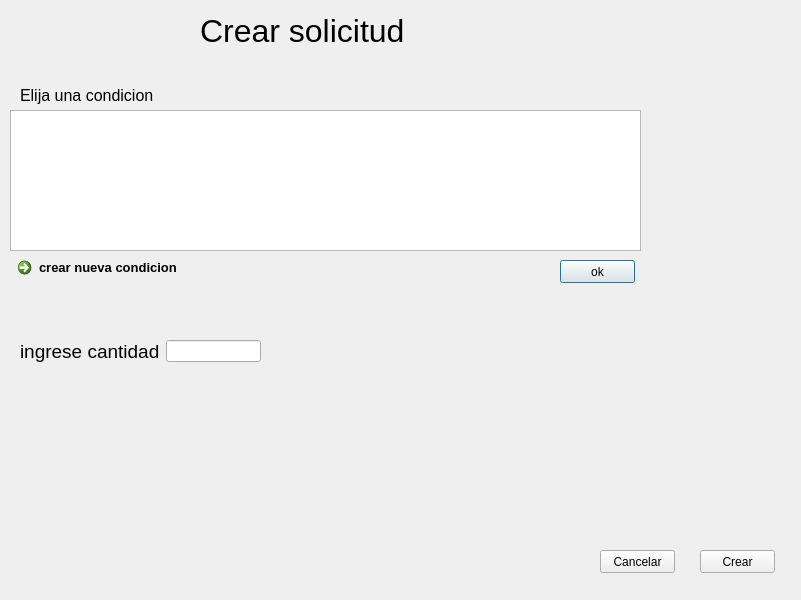
This is gui_solicitudes_crear.ui in Jose-Cisneros/MoliTec as Qt 5 draws it before an edit. The edited form follows.
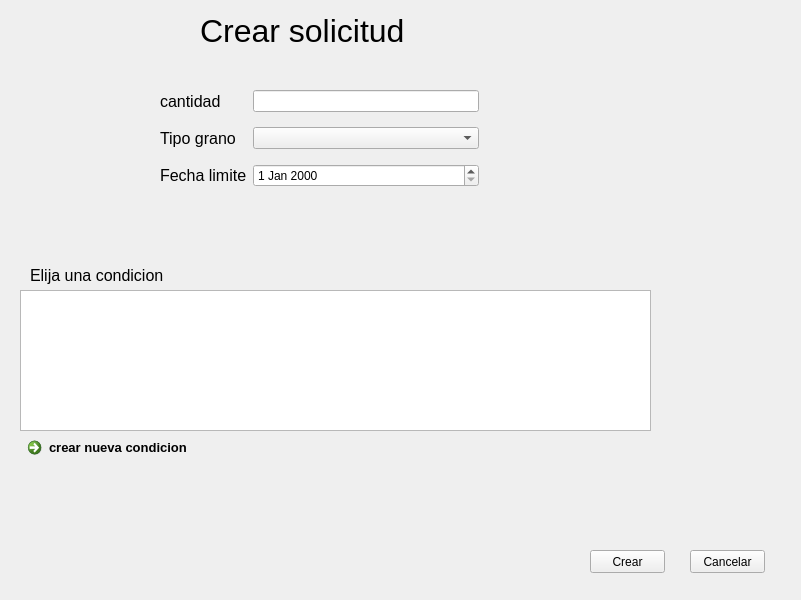
This is the edited form.

The edit to the form file:
```diff
--- a/gui_solicitudes_crear.ui
+++ b/gui_solicitudes_crear.ui
@@ -34,8 +34,8 @@
   <widget class="QLabel" name="label_2">
    <property name="geometry">
     <rect>
-     <x>20</x>
-     <y>70</y>
+     <x>30</x>
+     <y>250</y>
      <width>181</width>
      <height>51</height>
     </rect>
@@ -52,31 +52,18 @@
   <widget class="QListView" name="listView">
    <property name="geometry">
     <rect>
-     <x>10</x>
-     <y>110</y>
+     <x>20</x>
+     <y>290</y>
      <width>631</width>
      <height>141</height>
     </rect>
    </property>
   </widget>
-  <widget class="QPushButton" name="pushButton_2">
-   <property name="geometry">
-    <rect>
-     <x>560</x>
-     <y>260</y>
-     <width>75</width>
-     <height>23</height>
-    </rect>
-   </property>
-   <property name="text">
-    <string>ok</string>
-   </property>
-  </widget>
   <widget class="QCommandLinkButton" name="commandLinkButton">
    <property name="geometry">
     <rect>
-     <x>10</x>
-     <y>250</y>
+     <x>20</x>
+     <y>430</y>
      <width>172</width>
      <height>41</height>
     </rect>
@@ -94,34 +81,67 @@
   <widget class="QWidget" name="formLayoutWidget">
    <property name="geometry">
     <rect>
-     <x>20</x>
-     <y>340</y>
-     <width>241</width>
-     <height>80</height>
+     <x>160</x>
+     <y>90</y>
+     <width>319</width>
+     <height>141</height>
     </rect>
    </property>
    <layout class="QFormLayout" name="formLayout">
+    <property name="verticalSpacing">
+     <number>15</number>
+    </property>
     <item row="0" column="0">
      <widget class="QLabel" name="label_3">
       <property name="font">
        <font>
-        <pointsize>14</pointsize>
+        <pointsize>12</pointsize>
        </font>
       </property>
       <property name="text">
-       <string>ingrese cantidad</string>
+       <string>cantidad</string>
       </property>
      </widget>
     </item>
     <item row="0" column="1">
      <widget class="QLineEdit" name="lineEdit"/>
     </item>
+    <item row="1" column="0">
+     <widget class="QLabel" name="label_4">
+      <property name="font">
+       <font>
+        <pointsize>12</pointsize>
+       </font>
+      </property>
+      <property name="text">
+       <string>Tipo grano</string>
+      </property>
+     </widget>
+    </item>
+    <item row="2" column="0">
+     <widget class="QLabel" name="label_5">
+      <property name="font">
+       <font>
+        <pointsize>12</pointsize>
+       </font>
+      </property>
+      <property name="text">
+       <string>Fecha limite</string>
+      </property>
+     </widget>
+    </item>
+    <item row="1" column="1">
+     <widget class="QComboBox" name="comboBox"/>
+    </item>
+    <item row="2" column="1">
+     <widget class="QDateEdit" name="dateEdit"/>
+    </item>
    </layout>
   </widget>
   <widget class="QPushButton" name="pushButton">
    <property name="geometry">
     <rect>
-     <x>700</x>
+     <x>590</x>
      <y>550</y>
      <width>75</width>
      <height>23</height>
@@ -134,7 +154,7 @@
   <widget class="QPushButton" name="pushButton_3">
    <property name="geometry">
     <rect>
-     <x>600</x>
+     <x>690</x>
      <y>550</y>
      <width>75</width>
      <height>23</height>
```
